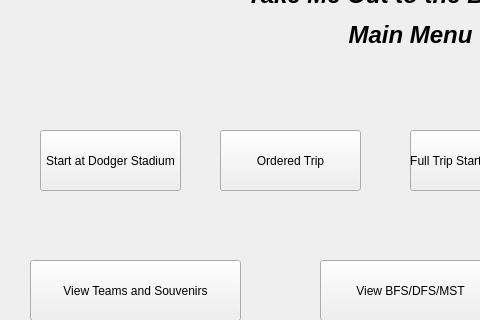
Before: the Qt Designer form Baseball/mainwindow.ui in Ykhan799/CS-1D-Project-2-Baseball, drawn with Qt 5; both pictures show x 0 to 480 and y 180 to 500 of the 800 by 600 pixel window.
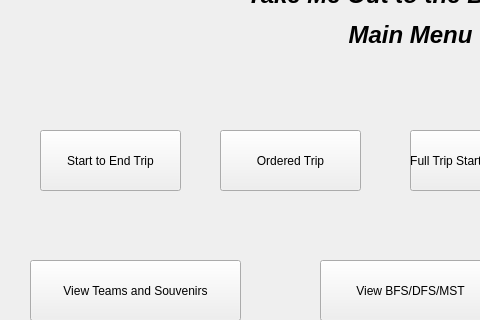
After: the same form once the commit is applied.

Patch:
```diff
--- a/Baseball/mainwindow.ui
+++ b/Baseball/mainwindow.ui
@@ -56,7 +56,7 @@
      </rect>
     </property>
     <property name="text">
-     <string>Start at Dodger Stadium</string>
+     <string>Start to End Trip</string>
     </property>
    </widget>
    <widget class="QPushButton" name="pushButton_4">
```
